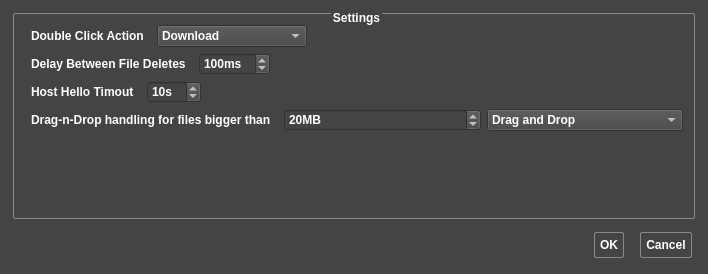
First picture: the form in ApolloExplorerPC/dialogpreferences.ui, repository ronybeck/ApolloExplorer, before the edit.
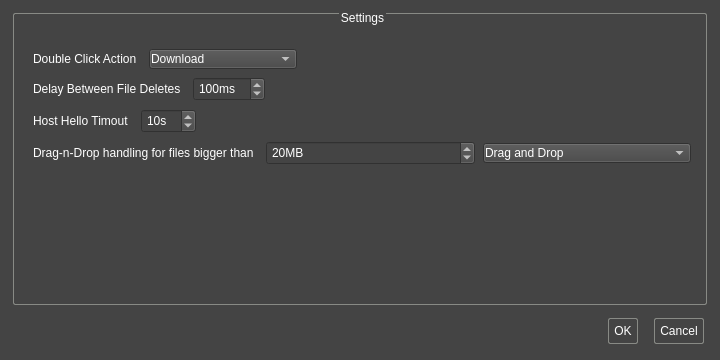
Second picture: the form after the edit. Icons and pictures are not drawn.

Commit message: Adjusted prefs window to look better on windows.

Patch:
```diff
--- a/ApolloExplorerPC/dialogpreferences.ui
+++ b/ApolloExplorerPC/dialogpreferences.ui
@@ -6,10 +6,28 @@
    <rect>
     <x>0</x>
     <y>0</y>
-    <width>708</width>
-    <height>274</height>
+    <width>720</width>
+    <height>360</height>
    </rect>
   </property>
+  <property name="sizePolicy">
+   <sizepolicy hsizetype="Fixed" vsizetype="Fixed">
+    <horstretch>0</horstretch>
+    <verstretch>0</verstretch>
+   </sizepolicy>
+  </property>
+  <property name="minimumSize">
+   <size>
+    <width>720</width>
+    <height>360</height>
+   </size>
+  </property>
+  <property name="maximumSize">
+   <size>
+    <width>720</width>
+    <height>360</height>
+   </size>
+  </property>
   <property name="windowTitle">
    <string>Apollo Explorer Settings</string>
   </property>
@@ -24,18 +42,17 @@
    <string notr="true">QWidget
 {	
 	background-color: #444444;
-	font: bold 12px;
 	color:  white;
 	font: 700 10pt &quot;Comfortaa&quot;;
-}
-QLabel{
-	padding-left: 3px;
-	padding-right: 3px;
+	padding: 1px;
+	margin: 1px;
 }
 
-QLineEdit
+QCSpinBox
 {
-border: 1px solid rgb(136, 138, 133);
+	background-color: #444444;
+	color:  white;
+	margin: 0px;
 }
 
 QPushButton
@@ -54,9 +71,10 @@
 {
 	border: 1px solid #aaaaaa;
 }
+
 QGroupBox
 {
-	padding: 2px;
+	padding: 5px;
 	border: 1px solid  rgb(136, 138, 133);
 	margin: 2px;
 	border-radius: 2px;
@@ -65,45 +83,9 @@
 {
 	subcontrol-origin: margin;
     subcontrol-position: top center;
+	margin: 0px;
 }
-
-QTableView
-{
-	background-color: #444444;
-}
-
-QListView
-{
-	margin: 2px;
-	padding: 2px;
-}
-
-QHeaderView::section
-{
-	margin: 2px;
-	padding: 2px;
-	background-color: #444444;
-}
-
-
-QMenuBar::item
-{
-	background-color: 444444;
-}
-
-QMenu
-{
-	background-color: #444444;
-}
-QMenu::indicator {
-	border: 1px solid rgb(136, 138, 133);
-    border-radius: 2px;
-	width: 20px;
-}
-QMenu::indicator:checked {
-    border: 1px inset white;
-	background: red;
-}</string>
+</string>
   </property>
   <property name="sizeGripEnabled">
    <bool>false</bool>
@@ -118,6 +100,22 @@
       <string>Settings</string>
      </property>
      <layout class="QVBoxLayout" name="verticalLayout_2">
+      <item>
+       <spacer name="verticalSpacer_2">
+        <property name="orientation">
+         <enum>Qt::Vertical</enum>
+        </property>
+        <property name="sizeType">
+         <enum>QSizePolicy::Fixed</enum>
+        </property>
+        <property name="sizeHint" stdset="0">
+         <size>
+          <width>20</width>
+          <height>20</height>
+         </size>
+        </property>
+       </spacer>
+      </item>
       <item>
        <layout class="QHBoxLayout" name="horizontalLayout">
         <item>
```
